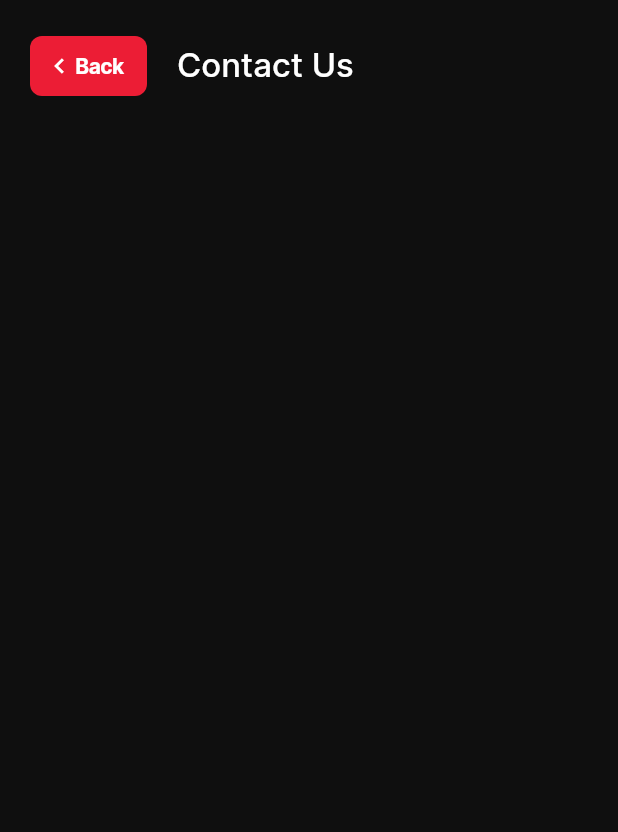
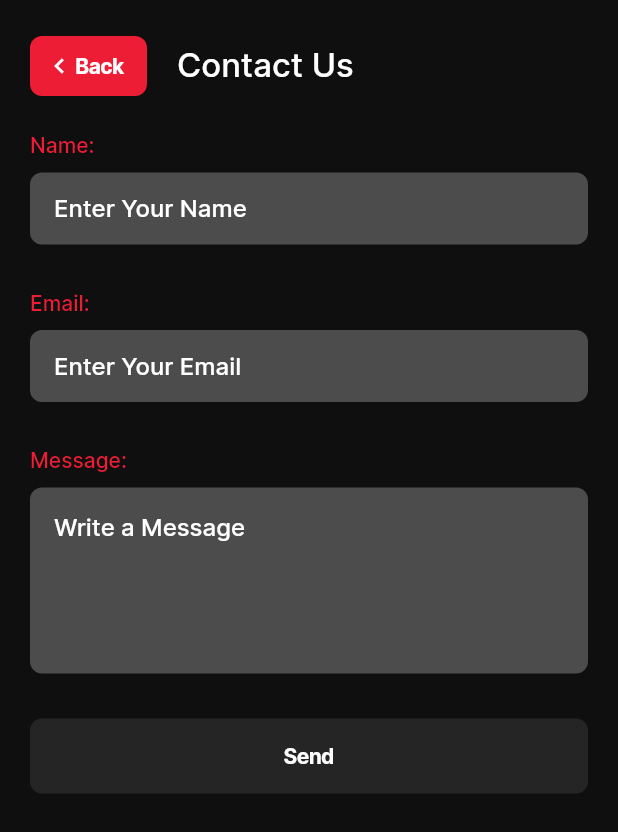
Before and after one commit to kent0505/avia_test, a Flutter app: the ContactPage screen opened by its route, on a phone screen of 412 x 824 dp. Shown: the top 832 px of the screen. Run offline on Flutter 3.47's test engine with Material 3 defaults, Android fonts, the phone set to English and light mode, and no system bars; our stand-ins replace flutter_bloc, flutter_svg, go_router, hive_flutter, shared_preferences; accounts and stored records are empty.

Commit message:
completed contact us

```diff
--- a/lib/core/widgets/textfields/txt_field.dart
+++ b/lib/core/widgets/textfields/txt_field.dart
@@ -24,7 +24,7 @@ class TxtField extends StatelessWidget {
   @override
   Widget build(BuildContext context) {
     return Container(
-      height: 60,
+      height: multiline ? 124 : 48,
       decoration: BoxDecoration(
         color: AppColors.grey1,
         borderRadius: BorderRadius.circular(8),
@@ -49,12 +49,12 @@ class TxtField extends StatelessWidget {
         ),
         decoration: InputDecoration(
           contentPadding: const EdgeInsets.symmetric(
-            vertical: 0,
+            vertical: 16,
             horizontal: 16,
           ),
           hintText: hintText,
           hintStyle: const TextStyle(
-            color: AppColors.grey1,
+            color: AppColors.white,
             fontFamily: Fonts.medium,
           ),
           focusedBorder: const OutlineInputBorder(
--- a/lib/features/settings/pages/contact_page.dart
+++ b/lib/features/settings/pages/contact_page.dart
@@ -1,17 +1,104 @@
 import 'package:flutter/material.dart';
+import 'package:go_router/go_router.dart';
 
+import '../../../core/config/app_colors.dart';
+import '../../../core/utils.dart';
+import '../../../core/widgets/buttons/primary_button.dart';
 import '../../../core/widgets/custom_appbar.dart';
 import '../../../core/widgets/custom_scaffold.dart';
+import '../../../core/widgets/textfields/txt_field.dart';
+import '../../../core/widgets/texts/text_r.dart';
 
-class ContactPage extends StatelessWidget {
+class ContactPage extends StatefulWidget {
   const ContactPage({super.key});
 
   @override
+  State<ContactPage> createState() => _ContactPageState();
+}
+
+class _ContactPageState extends State<ContactPage> {
+  final controller1 = TextEditingController();
+  final controller2 = TextEditingController();
+  final controller3 = TextEditingController();
+
+  bool active = false;
+
+  void checkActive() {
+    setState(() {
+      active = getButtonActive([
+        controller1,
+        controller2,
+        controller3,
+      ]);
+    });
+  }
+
+  @override
+  void dispose() {
+    controller1.dispose();
+    controller2.dispose();
+    controller3.dispose();
+    super.dispose();
+  }
+
+  @override
   Widget build(BuildContext context) {
-    return const CustomScaffold(
+    return CustomScaffold(
       body: Column(
         children: [
-          CustomAppbar('Contact Us', settings: true),
+          const CustomAppbar('Contact Us', settings: true),
+          Expanded(
+            child: ListView(
+              padding: const EdgeInsets.symmetric(horizontal: 20),
+              children: [
+                const SizedBox(height: 12),
+                const TextM(
+                  'Name:',
+                  fontSize: 14,
+                  color: AppColors.main,
+                ),
+                const SizedBox(height: 10),
+                TxtField(
+                  controller: controller1,
+                  hintText: 'Enter Your Name',
+                  onChanged: checkActive,
+                ),
+                const SizedBox(height: 30),
+                const TextM(
+                  'Email:',
+                  fontSize: 14,
+                  color: AppColors.main,
+                ),
+                const SizedBox(height: 10),
+                TxtField(
+                  controller: controller2,
+                  hintText: 'Enter Your Email',
+                  onChanged: checkActive,
+                ),
+                const SizedBox(height: 30),
+                const TextM(
+                  'Message:',
+                  fontSize: 14,
+                  color: AppColors.main,
+                ),
+                const SizedBox(height: 10),
+                TxtField(
+                  controller: controller3,
+                  hintText: 'Write a Message',
+                  multiline: true,
+                  onChanged: checkActive,
+                ),
+                const SizedBox(height: 30),
+                PrimaryButton(
+                  title: 'Send',
+                  active: active,
+                  onPressed: () {
+                    context.pop();
+                  },
+                ),
+              ],
+            ),
+          ),
         ],
       ),
     );
```
